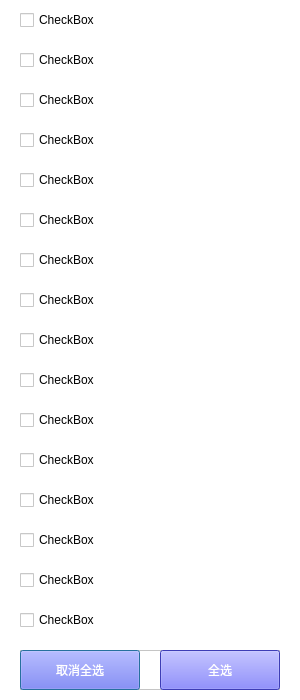
The window that views/dialog/multiple_select_dialog.ui (WanKaKa/IjsGiftWall) describes before a commit, drawn with Qt 5.
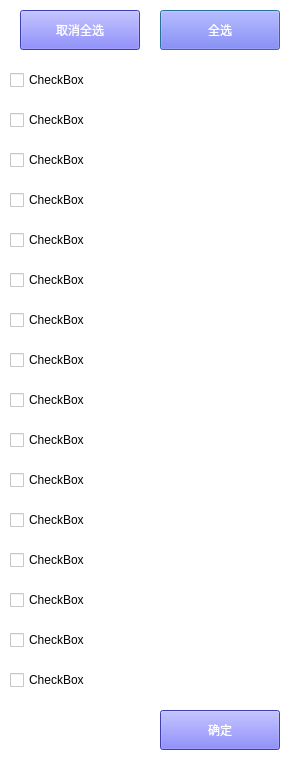
The same window after the commit.

The edit to the form file:
```diff
--- a/views/dialog/multiple_select_dialog.ui
+++ b/views/dialog/multiple_select_dialog.ui
@@ -7,7 +7,7 @@
     <x>0</x>
     <y>0</y>
     <width>300</width>
-    <height>700</height>
+    <height>760</height>
    </rect>
   </property>
   <property name="windowTitle">
@@ -19,8 +19,8 @@
   <widget class="QCheckBox" name="checkBox">
    <property name="geometry">
     <rect>
-     <x>20</x>
-     <y>0</y>
+     <x>10</x>
+     <y>60</y>
      <width>260</width>
      <height>40</height>
     </rect>
@@ -36,8 +36,8 @@
   <widget class="QCheckBox" name="checkBox_2">
    <property name="geometry">
     <rect>
-     <x>20</x>
-     <y>40</y>
+     <x>10</x>
+     <y>100</y>
      <width>260</width>
      <height>40</height>
     </rect>
@@ -53,8 +53,8 @@
   <widget class="QCheckBox" name="checkBox_3">
    <property name="geometry">
     <rect>
-     <x>20</x>
-     <y>80</y>
+     <x>10</x>
+     <y>140</y>
      <width>260</width>
      <height>40</height>
     </rect>
@@ -70,8 +70,8 @@
   <widget class="QCheckBox" name="checkBox_4">
    <property name="geometry">
     <rect>
-     <x>20</x>
-     <y>120</y>
+     <x>10</x>
+     <y>180</y>
      <width>260</width>
      <height>40</height>
     </rect>
@@ -87,8 +87,8 @@
   <widget class="QCheckBox" name="checkBox_5">
    <property name="geometry">
     <rect>
-     <x>20</x>
-     <y>160</y>
+     <x>10</x>
+     <y>220</y>
      <width>260</width>
      <height>40</height>
     </rect>
@@ -104,8 +104,8 @@
   <widget class="QCheckBox" name="checkBox_6">
    <property name="geometry">
     <rect>
-     <x>20</x>
-     <y>200</y>
+     <x>10</x>
+     <y>260</y>
      <width>260</width>
      <height>40</height>
     </rect>
@@ -121,8 +121,8 @@
   <widget class="QCheckBox" name="checkBox_7">
    <property name="geometry">
     <rect>
-     <x>20</x>
-     <y>240</y>
+     <x>10</x>
+     <y>300</y>
      <width>260</width>
      <height>40</height>
     </rect>
@@ -138,8 +138,8 @@
   <widget class="QCheckBox" name="checkBox_8">
    <property name="geometry">
     <rect>
-     <x>20</x>
-     <y>280</y>
+     <x>10</x>
+     <y>340</y>
      <width>260</width>
      <height>40</height>
     </rect>
@@ -155,8 +155,8 @@
   <widget class="QCheckBox" name="checkBox_9">
    <property name="geometry">
     <rect>
-     <x>20</x>
-     <y>320</y>
+     <x>10</x>
+     <y>380</y>
      <width>260</width>
      <height>40</height>
     </rect>
@@ -172,8 +172,8 @@
   <widget class="QCheckBox" name="checkBox_10">
    <property name="geometry">
     <rect>
-     <x>20</x>
-     <y>360</y>
+     <x>10</x>
+     <y>420</y>
      <width>260</width>
      <height>40</height>
     </rect>
@@ -189,8 +189,8 @@
   <widget class="QCheckBox" name="checkBox_11">
    <property name="geometry">
     <rect>
-     <x>20</x>
-     <y>400</y>
+     <x>10</x>
+     <y>460</y>
      <width>260</width>
      <height>40</height>
     </rect>
@@ -206,8 +206,8 @@
   <widget class="QCheckBox" name="checkBox_12">
    <property name="geometry">
     <rect>
-     <x>20</x>
-     <y>440</y>
+     <x>10</x>
+     <y>500</y>
      <width>260</width>
      <height>40</height>
     </rect>
@@ -223,8 +223,8 @@
   <widget class="QCheckBox" name="checkBox_13">
    <property name="geometry">
     <rect>
-     <x>20</x>
-     <y>480</y>
+     <x>10</x>
+     <y>540</y>
      <width>260</width>
      <height>40</height>
     </rect>
@@ -240,8 +240,8 @@
   <widget class="QCheckBox" name="checkBox_14">
    <property name="geometry">
     <rect>
-     <x>20</x>
-     <y>520</y>
+     <x>10</x>
+     <y>580</y>
      <width>260</width>
      <height>40</height>
     </rect>
@@ -257,8 +257,8 @@
   <widget class="QCheckBox" name="checkBox_15">
    <property name="geometry">
     <rect>
-     <x>20</x>
-     <y>560</y>
+     <x>10</x>
+     <y>620</y>
      <width>260</width>
      <height>40</height>
     </rect>
@@ -274,8 +274,8 @@
   <widget class="QCheckBox" name="checkBox_16">
    <property name="geometry">
     <rect>
-     <x>20</x>
-     <y>600</y>
+     <x>10</x>
+     <y>660</y>
      <width>260</width>
      <height>40</height>
     </rect>
@@ -288,57 +288,59 @@
     <string>CheckBox</string>
    </property>
   </widget>
-  <widget class="QFrame" name="frame">
+  <widget class="QPushButton" name="select_all">
+   <property name="geometry">
+    <rect>
+     <x>160</x>
+     <y>10</y>
+     <width>120</width>
+     <height>40</height>
+    </rect>
+   </property>
+   <property name="styleSheet">
+    <string notr="true">background-color: rgb(85, 85, 255);
+color: rgb(255, 255, 255);
+font: 12pt &quot;微软雅黑&quot;;</string>
+   </property>
+   <property name="text">
+    <string>全选</string>
+   </property>
+  </widget>
+  <widget class="QPushButton" name="deselect_all">
    <property name="geometry">
     <rect>
      <x>20</x>
-     <y>650</y>
-     <width>260</width>
+     <y>10</y>
+     <width>120</width>
      <height>40</height>
     </rect>
    </property>
-   <property name="frameShape">
-    <enum>QFrame::StyledPanel</enum>
+   <property name="styleSheet">
+    <string notr="true">background-color: rgb(85, 85, 255);
+color: rgb(255, 255, 255);
+font: 12pt &quot;微软雅黑&quot;;</string>
    </property>
-   <property name="frameShadow">
-    <enum>QFrame::Raised</enum>
+   <property name="text">
+    <string>取消全选</string>
    </property>
-   <widget class="QPushButton" name="deselect_all">
-    <property name="geometry">
-     <rect>
-      <x>0</x>
-      <y>0</y>
-      <width>120</width>
-      <height>40</height>
-     </rect>
-    </property>
-    <property name="styleSheet">
-     <string notr="true">background-color: rgb(85, 85, 255);
+  </widget>
+  <widget class="QPushButton" name="ok">
+   <property name="geometry">
+    <rect>
+     <x>160</x>
+     <y>710</y>
+     <width>120</width>
+     <height>40</height>
+    </rect>
+   </property>
+   <property name="styleSheet">
+    <string notr="true">background-color: rgb(85, 85, 255);
 color: rgb(255, 255, 255);
 font: 12pt &quot;微软雅黑&quot;;</string>
-    </property>
-    <property name="text">
-     <string>取消全选</string>
-    </property>
-   </widget>
-   <widget class="QPushButton" name="select_all">
-    <property name="geometry">
-     <rect>
-      <x>140</x>
-      <y>0</y>
-      <width>120</width>
-      <height>40</height>
-     </rect>
-    </property>
-    <property name="styleSheet">
-     <string notr="true">background-color: rgb(85, 85, 255);
-color: rgb(255, 255, 255);
-font: 12pt &quot;微软雅黑&quot;;</string>
-    </property>
-    <property name="text">
-     <string>全选</string>
-    </property>
-   </widget>
+   </property>
+   <property name="text">
+    <string>确定</string>
+   </property>
   </widget>
  </widget>
  <resources/>
```
